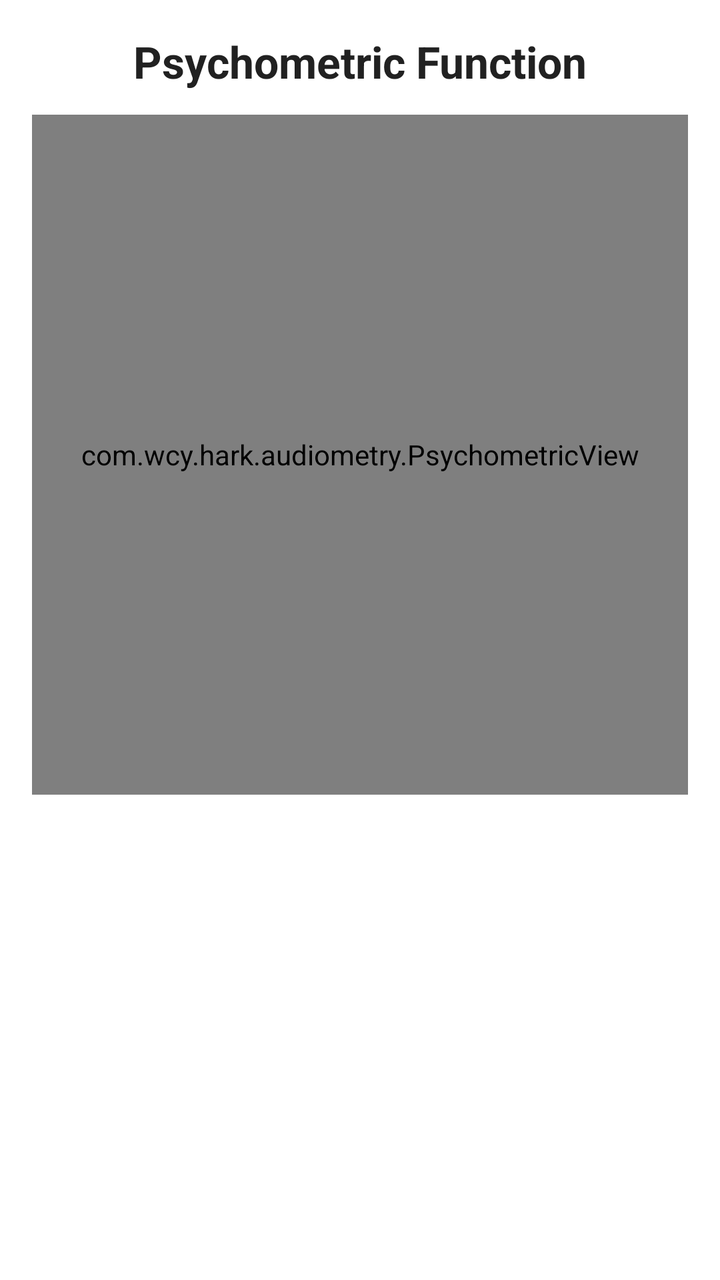
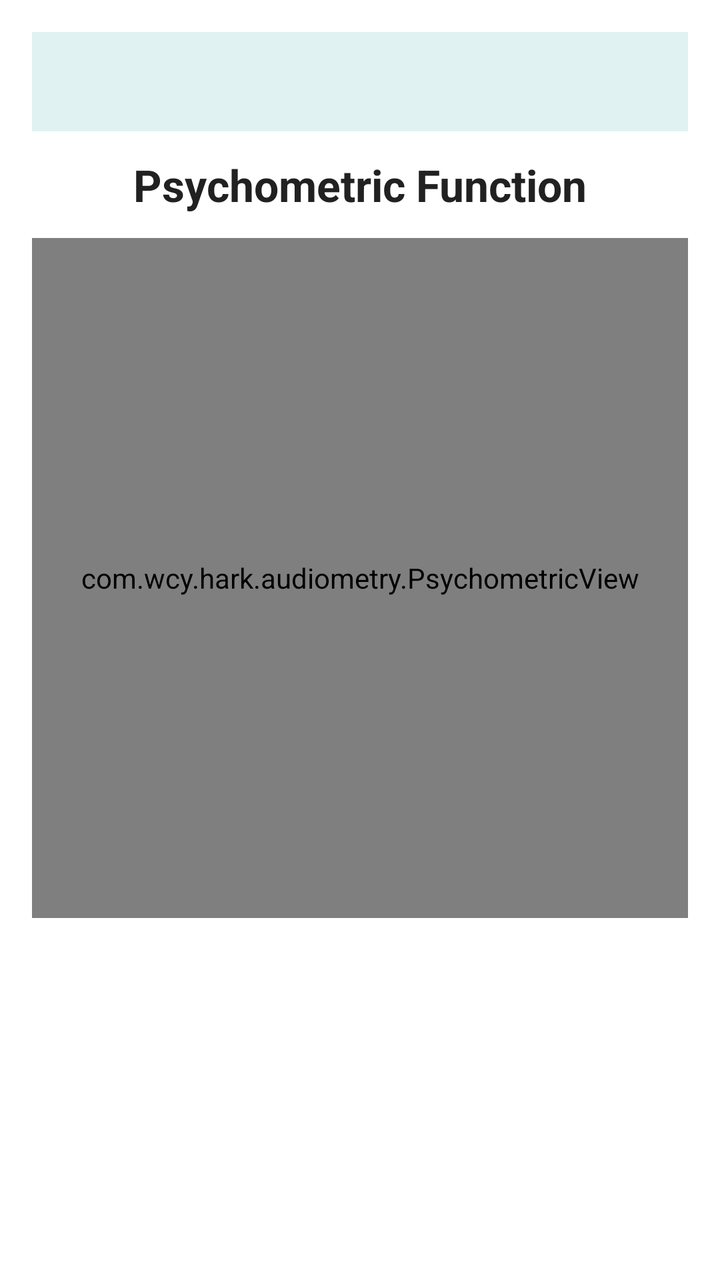

Before-and-after screenshots of an Android layout around one commit, followed by the original layout XML and the change that was made.
<!-- AndroidManifest.xml: application theme Theme.Hark -->
<!-- res/layout/activity_ssn_result.xml -->
<?xml version="1.0" encoding="utf-8"?>
<LinearLayout xmlns:android="http://schemas.android.com/apk/res/android"
    android:layout_width="match_parent"
    android:layout_height="match_parent"
    android:orientation="vertical"
    android:padding="16dp"
    android:fitsSystemWindows="true"
    android:background="#FFFFFF">

    <TextView
        android:layout_width="wrap_content"
        android:layout_height="wrap_content"
        android:layout_gravity="center_horizontal"
        android:layout_marginBottom="12dp"
        android:text="Psychometric Function"
        android:textSize="22sp"
        android:textStyle="bold"
        android:textColor="#212121" />

    <com.wcy.hark.audiometry.PsychometricView
        android:id="@+id/psychometric_view"
        android:layout_width="match_parent"
        android:layout_height="340dp" />

    <TextView
        android:id="@+id/textViewSsnSummary"
        android:layout_width="match_parent"
        android:layout_height="wrap_content"
        android:layout_marginTop="12dp"
        android:textSize="15sp"
        android:lineSpacingExtra="4dp"
        android:textColor="#424242" />

</LinearLayout>
<!-- resources referenced by this layout -->
<resources>
  <style name="Theme.Hark" parent="android:Theme.Material.Light.NoActionBar" />
</resources>

<!-- the commit's change to res/layout/activity_ssn_result.xml (unified diff, before → after) -->
@@ -6,6 +6,17 @@
     android:padding="16dp"
     android:fitsSystemWindows="true"
     android:background="#FFFFFF">
+
+    <TextView
+        android:id="@+id/textViewSsnHeadline"
+        android:layout_width="match_parent"
+        android:layout_height="wrap_content"
+        android:layout_marginBottom="12dp"
+        android:padding="14dp"
+        android:background="#E0F2F1"
+        android:textSize="16sp"
+        android:lineSpacingExtra="3dp"
+        android:textColor="#00514A" />
 
     <TextView
         android:layout_width="wrap_content"
